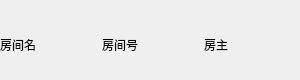
Old version of the form roomitem.ui in the repository liushuai0417/ThreeKingdom_Kill.
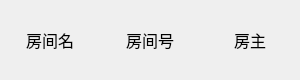
New version of the form.

```diff
--- a/roomitem.ui
+++ b/roomitem.ui
@@ -20,6 +20,9 @@
    <string>Form</string>
   </property>
   <layout class="QHBoxLayout" name="horizontalLayout">
+   <property name="spacing">
+    <number>0</number>
+   </property>
    <property name="leftMargin">
     <number>0</number>
    </property>
@@ -42,55 +45,108 @@
      </property>
      <property name="maximumSize">
       <size>
-       <width>300</width>
+       <width>9999</width>
        <height>80</height>
       </size>
      </property>
+     <layout class="QHBoxLayout" name="horizontalLayout_3">
+      <property name="spacing">
+       <number>0</number>
+      </property>
+      <property name="leftMargin">
+       <number>0</number>
+      </property>
+      <property name="topMargin">
+       <number>0</number>
+      </property>
+      <property name="rightMargin">
+       <number>0</number>
+      </property>
+      <property name="bottomMargin">
+       <number>0</number>
+      </property>
+      <item>
      <widget class="QWidget" name="widget_2" native="true">
-      <property name="geometry">
-       <rect>
-        <x>0</x>
-        <y>10</y>
-        <width>300</width>
-        <height>70</height>
-       </rect>
-      </property>
       <property name="minimumSize">
        <size>
         <width>300</width>
-        <height>70</height>
+          <height>80</height>
        </size>
       </property>
       <property name="maximumSize">
        <size>
         <width>300</width>
-        <height>70</height>
+          <height>9999</height>
        </size>
       </property>
       <layout class="QHBoxLayout" name="horizontalLayout_2">
+         <property name="spacing">
+          <number>0</number>
+         </property>
+         <property name="leftMargin">
+          <number>0</number>
+         </property>
+         <property name="topMargin">
+          <number>0</number>
+         </property>
+         <property name="rightMargin">
+          <number>0</number>
+         </property>
+         <property name="bottomMargin">
+          <number>0</number>
+         </property>
        <item>
         <widget class="QLabel" name="lb_roomname">
+           <property name="font">
+            <font>
+             <family>华文行楷</family>
+             <pointsize>12</pointsize>
+            </font>
+           </property>
          <property name="text">
           <string>房间名</string>
          </property>
+           <property name="alignment">
+            <set>Qt::AlignCenter</set>
+           </property>
         </widget>
        </item>
        <item>
         <widget class="QLabel" name="lb_roomid">
+           <property name="font">
+            <font>
+             <family>华文行楷</family>
+             <pointsize>12</pointsize>
+            </font>
+           </property>
          <property name="text">
           <string>房间号</string>
          </property>
+           <property name="alignment">
+            <set>Qt::AlignCenter</set>
+           </property>
         </widget>
        </item>
        <item>
         <widget class="QLabel" name="lb_roomcreator">
+           <property name="font">
+            <font>
+             <family>华文行楷</family>
+             <pointsize>12</pointsize>
+            </font>
+           </property>
          <property name="text">
           <string>房主</string>
          </property>
+           <property name="alignment">
+            <set>Qt::AlignCenter</set>
+           </property>
         </widget>
        </item>
       </layout>
      </widget>
+      </item>
+     </layout>
     </widget>
    </item>
   </layout>
```
Lines whose indentation alone changed are shown as unchanged.
